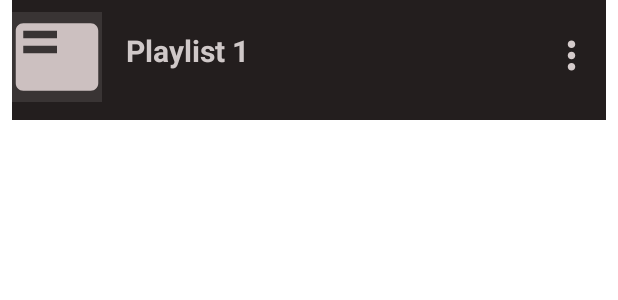
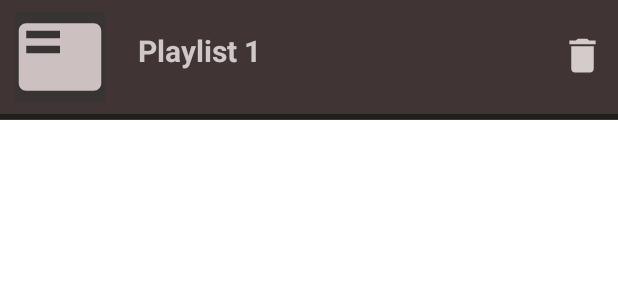
Before and after one commit to trungdongphuoca/MusicApp, an Android app: the layout list_playlist.xml on its own in the app's theme, with its tools: preview values and no code run, on a phone screen of 412 x 824 dp. Shown: the top 300 px of the screen. Run offline under Robolectric (Android 15) with nearby library versions, the phone set to English and light mode, and no system bars.

Commit message:
edit something about UI

```diff
--- a/app/src/main/AndroidManifest.xml
+++ b/app/src/main/AndroidManifest.xml
@@ -17,6 +17,9 @@
         android:supportsRtl="true"
         android:theme="@style/Theme.MusicApp"
         tools:targetApi="31">
+        <activity
+            android:name=".DetailPlaylistActivity"
+            android:exported="false" />
         <activity
             android:name=".PlaylistInLibrary.PlaylistActivity"
             android:exported="false" />
--- a/app/src/main/java/tdtu/finalapp/musicapp/PlaylistInLibrary/PlaylistActivity.java
+++ b/app/src/main/java/tdtu/finalapp/musicapp/PlaylistInLibrary/PlaylistActivity.java
@@ -103,10 +103,8 @@ public class PlaylistActivity extends AppCompatActivity {
         dialog.show();
     }
     void addPlaylistIntoFirebase(Playlist p){
-
-
         playlistFireBase.add(p).addOnSuccessListener(succ->{
-            ToastNotification.makeTextToShow(PlaylistActivity.this,"add playlist success");
+            ToastNotification.makeTextToShow(PlaylistActivity.this,"add "+p.getName() + " successful");
         }).addOnFailureListener(err->{
             ToastNotification.makeTextToShow(PlaylistActivity.this,err.getMessage());
         });
--- /dev/null
+++ b/app/src/main/res/drawable/ic_baseline_delete_24.xml
@@ -0,0 +1,5 @@
+<vector android:height="24dp" android:tint="#D4CBCB"
+    android:viewportHeight="24" android:viewportWidth="24"
+    android:width="24dp" xmlns:android="http://schemas.android.com/apk/res/android">
+    <path android:fillColor="@android:color/white" android:pathData="M6,19c0,1.1 0.9,2 2,2h8c1.1,0 2,-0.9 2,-2V7H6v12zM19,4h-3.5l-1,-1h-5l-1,1H5v2h14V4z"/>
+</vector>
--- a/app/src/main/res/layout/activity_main.xml
+++ b/app/src/main/res/layout/activity_main.xml
@@ -63,7 +63,8 @@
         android:layout_height="wrap_content"
         android:id="@+id/PlayMusic"
         android:orientation="vertical"
-        android:layout_below="@+id/viewPage">
+        android:layout_below="@+id/viewPage"
+        android:visibility="gone">
 
         <TextView
             android:layout_width="match_parent"
--- a/app/src/main/res/layout/list_playlist.xml
+++ b/app/src/main/res/layout/list_playlist.xml
@@ -6,8 +6,7 @@
     xmlns:app="http://schemas.android.com/apk/res-auto"
     android:paddingTop="8dp"
 
-    android:layout_marginHorizontal="8dp"
-    android:background="@color/black"
+    android:background="#403434"
     android:foreground="?android:attr/selectableItemBackground">
 
     <ImageView
@@ -16,6 +15,7 @@
         android:layout_height="60dp"
         android:adjustViewBounds="true"
         android:scaleType="centerCrop"
+        android:layout_marginStart="10dp"
         app:layout_constraintStart_toStartOf="parent"
         app:layout_constraintTop_toTopOf="parent"
         android:src="@drawable/ic_baseline_featured_play_list_24"
@@ -27,6 +27,7 @@
         android:layout_width="296dp"
         android:layout_height="match_parent"
         android:orientation="vertical"
+        android:layout_marginStart="6dp"
         android:layout_marginEnd="32dp"
         app:layout_constraintEnd_toEndOf="parent"
         app:layout_constraintStart_toEndOf="@+id/image_playlist"
@@ -48,19 +49,20 @@
     </LinearLayout>
 
     <ImageView
+        android:id="@+id/menu_playlist"
         android:layout_width="30dp"
         android:layout_height="30dp"
-        android:layout_marginEnd="10dp"
+        android:layout_marginEnd="12dp"
         android:layout_marginTop="14dp"
         app:layout_constraintEnd_toEndOf="parent"
         app:layout_constraintStart_toEndOf="@+id/containerPlaylist"
         app:layout_constraintTop_toTopOf="parent"
-        android:src="@drawable/ic_baseline_more_vert_24"/>
+        android:src="@drawable/ic_baseline_delete_24"/>
 
     <View
         android:layout_width="match_parent"
         android:layout_height="3dp"
-        android:layout_margin="8dp"
+        android:layout_marginTop="8dp"
         app:layout_constraintStart_toStartOf="parent"
         app:layout_constraintTop_toBottomOf="@id/image_playlist"
         android:background="@color/black"/>
--- a/app/src/main/res/values/colors.xml
+++ b/app/src/main/res/values/colors.xml
@@ -6,5 +6,5 @@
     <color name="black">#231E1E</color>
     <color name="white">#D8D4D4</color>
 
-    <color name="underline">#CDC8C8</color>
+    <color name="underline">#473E3E</color>
 </resources>
```
Also changed, not shown: app/src/main/java/tdtu/finalapp/musicapp/Adapter/AdapterPlaylist.java (+24 -10 lines), app/src/main/java/tdtu/finalapp/musicapp/PlaylistInLibrary/DetailPlaylistActivity.java (added, +16 -0 lines), app/src/main/res/layout/activity_detail_playlist.xml (added, +45 -0 lines), app/src/main/res/layout/list_songs.xml (+13 -4 lines).
